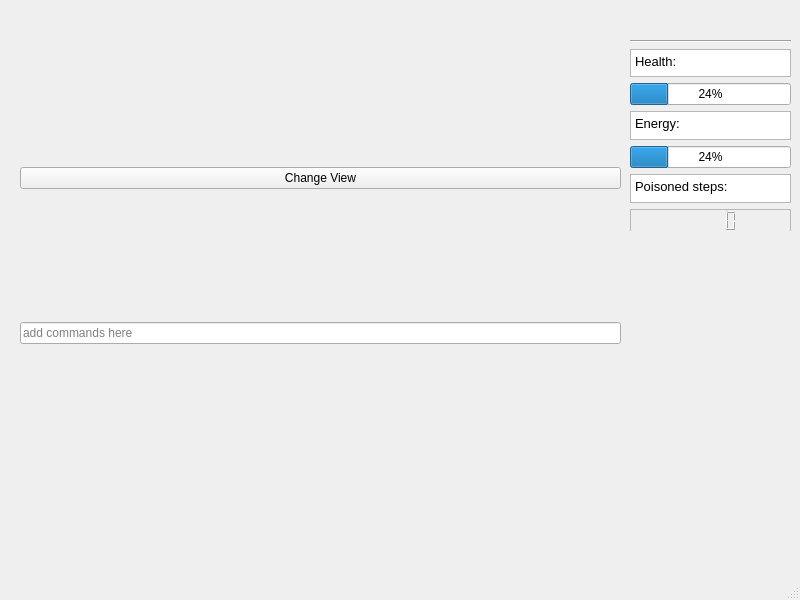
First picture: the form in mainwindow.ui, repository alken01/MP22-Team-c9-FA, before the edit.
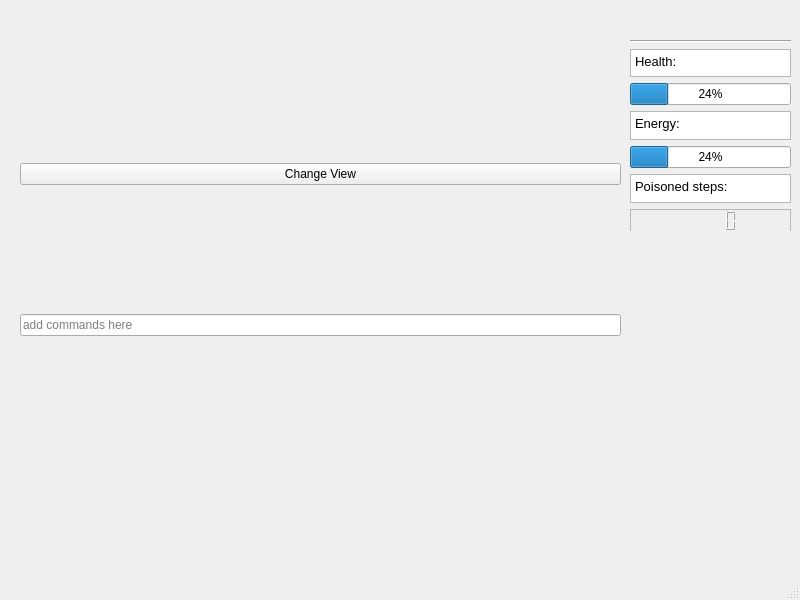
Second picture: the form after the edit.

```diff
--- a/mainwindow.ui
+++ b/mainwindow.ui
@@ -335,7 +335,7 @@
       <x>20</x>
       <y>40</y>
       <width>601</width>
-      <height>431</height>
+      <height>421</height>
      </rect>
     </property>
     <layout class="QVBoxLayout" name="verticalLayout">
```
